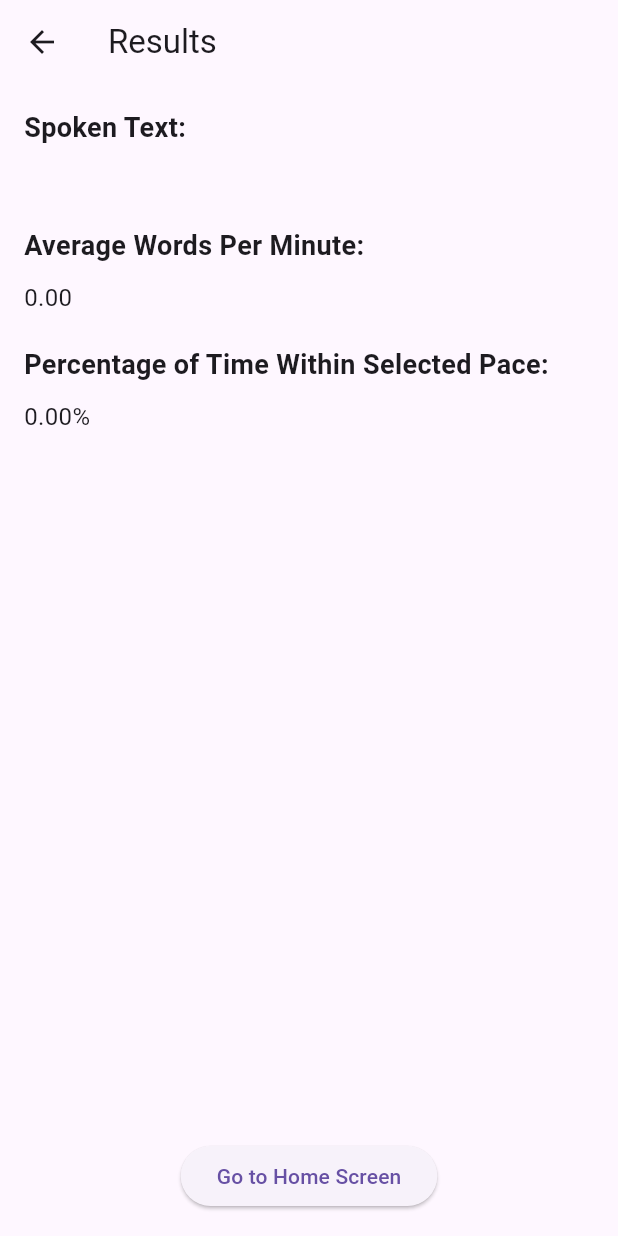
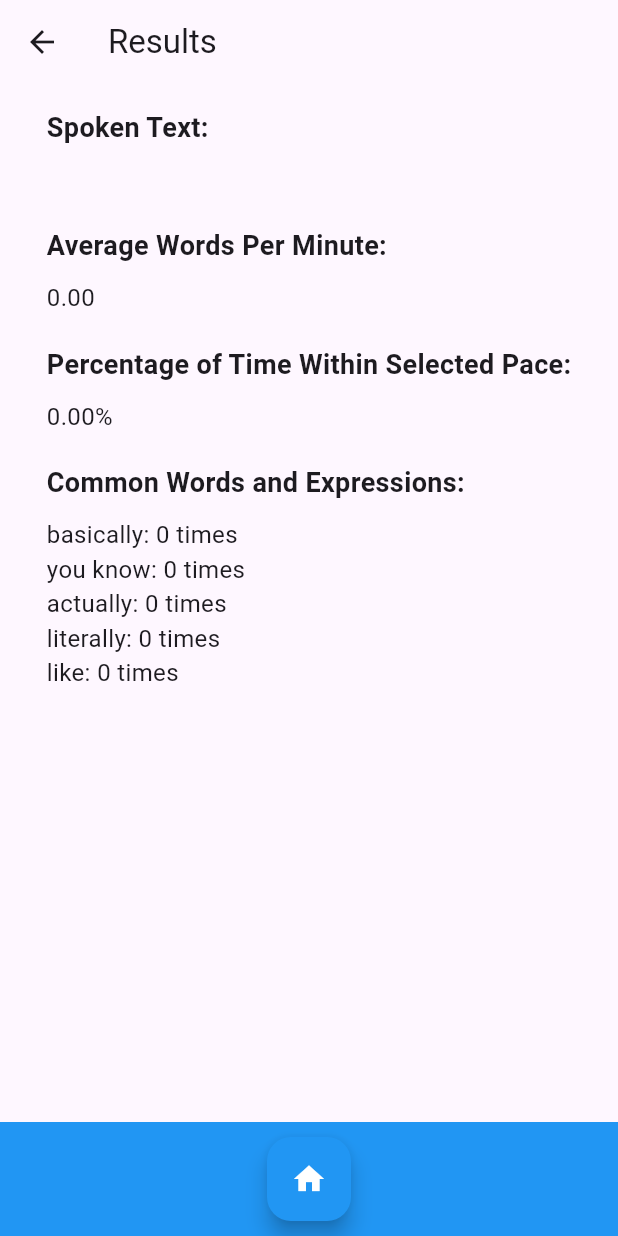
Before and after one commit to BettinaGotiu/ExamPacer, a Flutter app: the ResultsScreen screen opened directly with empty values, on a phone screen of 412 x 824 dp. Run offline on Flutter 3.47's test engine with Material 3 defaults, Android fonts, the phone set to English and light mode, and no system bars; our stand-ins replace firebase_auth, firebase_core, speech_to_text, table_calendar; accounts and stored records are empty.

Commit message:
Personalized Words Option for filler words

```diff
--- a/lib/pages/home_screen.dart
+++ b/lib/pages/home_screen.dart
@@ -1,4 +1,5 @@
 import 'package:exampacer/pages/calendar.dart';
+import 'package:exampacer/pages/personalized_words_page.dart';
 import 'package:exampacer/pages/settings_screen.dart';
 import 'package:exampacer/pages/speech_to_text.dart';
 import 'package:firebase_auth/firebase_auth.dart';
@@ -59,11 +60,22 @@
                     (route) => false,
                   );
                 });
+              } else if (value == 'Personalized Words') {
+                Navigator.push(
+                  context,
+                  MaterialPageRoute(
+                    builder: (context) => const PersonalizedWordsPage(),
+                  ),
+                );
               }
             },
             itemBuilder: (context) => [
               const PopupMenuItem(value: 'Settings', child: Text('Settings')),
               const PopupMenuItem(value: 'Logout', child: Text('Logout')),
+              const PopupMenuItem(
+                value: 'Personalized Words',
+                child: Text('Personalized Words'),
+              ),
             ],
           ),
         ],
--- a/lib/pages/results_screen.dart
+++ b/lib/pages/results_screen.dart
@@ -1,7 +1,8 @@
+import 'package:exampacer/helpers/common_words.dart';
 import 'package:flutter/material.dart';
 import 'home_screen.dart';
 
-class ResultsScreen extends StatelessWidget {
+class ResultsScreen extends StatefulWidget {
   final String spokenText;
   final double averageWpm;
   final double withinLimitPercentage;
@@ -14,56 +15,143 @@
   }) : super(key: key);
 
   @override
+  _ResultsScreenState createState() => _ResultsScreenState();
+}
+
+class _ResultsScreenState extends State<ResultsScreen> {
+  late Map<String, int> _commonWordCounts;
+  bool _isLoading = true; // For displaying the loading widget
+
+  @override
+  void initState() {
+    super.initState();
+    _commonWordCounts = {};
+    _countCommonWords();
+  }
+
+  void _countCommonWords() {
+    // Initialize counts to 0
+    commonWords.forEach((expression) {
+      _commonWordCounts[expression] = 0;
+    });
+
+    // Count occurrences of each expression
+    for (String expression in commonWords) {
+      _commonWordCounts[expression] = _countOccurrences(
+        widget.spokenText,
+        expression,
+      );
+    }
+
+    setState(() {
+      _isLoading = false; // Stop showing the loading widget
+    });
+  }
+
+  int _countOccurrences(String text, String pattern) {
+    RegExp regExp = RegExp(RegExp.escape(pattern), caseSensitive: false);
+    return regExp.allMatches(text).length;
+  }
+
+  @override
   Widget build(BuildContext context) {
     return Scaffold(
       appBar: AppBar(title: const Text('Results')),
-      body: Padding(
+      body: _isLoading
+          ? Center(child: CircularProgressIndicator()) // Display loading widget
+          : Column(
+              children: [
+                Expanded(
+                  child: SingleChildScrollView(
+                    // Make the main content scrollable
+                    child: Padding(
                       padding: const EdgeInsets.all(16.0),
                       child: Column(
                         crossAxisAlignment: CrossAxisAlignment.start,
                         children: [
                           const Text(
                             'Spoken Text:',
-              style: TextStyle(fontSize: 18, fontWeight: FontWeight.bold),
+                            style: TextStyle(
+                              fontSize: 18,
+                              fontWeight: FontWeight.bold,
+                            ),
                           ),
                           const SizedBox(height: 10),
-            Text(spokenText, style: const TextStyle(fontSize: 16)),
+                          Text(
+                            widget.spokenText,
+                            style: const TextStyle(fontSize: 16),
+                          ),
                           const SizedBox(height: 20),
                           const Text(
                             'Average Words Per Minute:',
-              style: TextStyle(fontSize: 18, fontWeight: FontWeight.bold),
+                            style: TextStyle(
+                              fontSize: 18,
+                              fontWeight: FontWeight.bold,
+                            ),
                           ),
                           const SizedBox(height: 10),
                           Text(
-              averageWpm.toStringAsFixed(2),
+                            widget.averageWpm.toStringAsFixed(2),
                             style: const TextStyle(fontSize: 16),
                           ),
                           const SizedBox(height: 20),
                           const Text(
                             'Percentage of Time Within Selected Pace:',
-              style: TextStyle(fontSize: 18, fontWeight: FontWeight.bold),
+                            style: TextStyle(
+                              fontSize: 18,
+                              fontWeight: FontWeight.bold,
+                            ),
                           ),
                           const SizedBox(height: 10),
                           Text(
-              '${withinLimitPercentage.toStringAsFixed(2)}%',
+                            '${widget.withinLimitPercentage.toStringAsFixed(2)}%',
                             style: const TextStyle(fontSize: 16),
                           ),
-            const Spacer(),
-            Center(
-              child: ElevatedButton(
+                          const SizedBox(height: 20),
+                          const Text(
+                            'Common Words and Expressions:',
+                            style: TextStyle(
+                              fontSize: 18,
+                              fontWeight: FontWeight.bold,
+                            ),
+                          ),
+                          const SizedBox(height: 10),
+                          ..._commonWordCounts.entries.map((entry) {
+                            return Text(
+                              '${entry.key}: ${entry.value} times',
+                              style: const TextStyle(fontSize: 16),
+                            );
+                          }).toList(),
+                          const SizedBox(
+                            height: 20,
+                          ), // Add some space at the bottom
+                        ],
+                      ),
+                    ),
+                  ),
+                ),
+                Container(
+                  width: double.infinity,
+                  padding: const EdgeInsets.symmetric(vertical: 10.0),
+                  color: Colors.blue,
+                  child: Center(
+                    child: FloatingActionButton(
+                      backgroundColor: Colors.blue,
+                      child: const Icon(Icons.home, color: Colors.white),
                       onPressed: () {
                         Navigator.pushAndRemoveUntil(
                           context,
-                    MaterialPageRoute(builder: (context) => const HomeScreen()),
+                          MaterialPageRoute(
+                            builder: (context) => const HomeScreen(),
+                          ),
                           (Route<dynamic> route) => false,
                         );
                       },
-                child: const Text('Go to Home Screen'),
+                    ),
                   ),
                 ),
               ],
             ),
-      ),
     );
   }
 }
--- a/lib/pages/speech_to_text.dart
+++ b/lib/pages/speech_to_text.dart
@@ -1,4 +1,3 @@
-import 'package:exampacer/helpers/common_expressions.dart';
 import 'package:exampacer/pages/results_screen.dart';
 import 'package:flutter/material.dart';
 import 'package:speech_to_text/speech_to_text.dart' as stt;
@@ -30,7 +29,6 @@
 
 class _SpeechToTextPageState extends State<SpeechToTextPage> {
   late stt.SpeechToText _speech;
-  late CommonExpressions _commonExpressions;
   bool _isListening = false;
   String _currentText = "";
   bool _hasSpeechError = false;
@@ -60,8 +58,6 @@
   void initState() {
     super.initState();
     _speech = stt.SpeechToText();
-    _commonExpressions = CommonExpressions();
-    _commonExpressions.loadExpressions();
   }
 
   int _countWords(String text) {
```
Also changed, not shown: lib/pages/personalized_words_page.dart (added, +76 -0 lines). Lines whose indentation alone changed are shown as unchanged.
